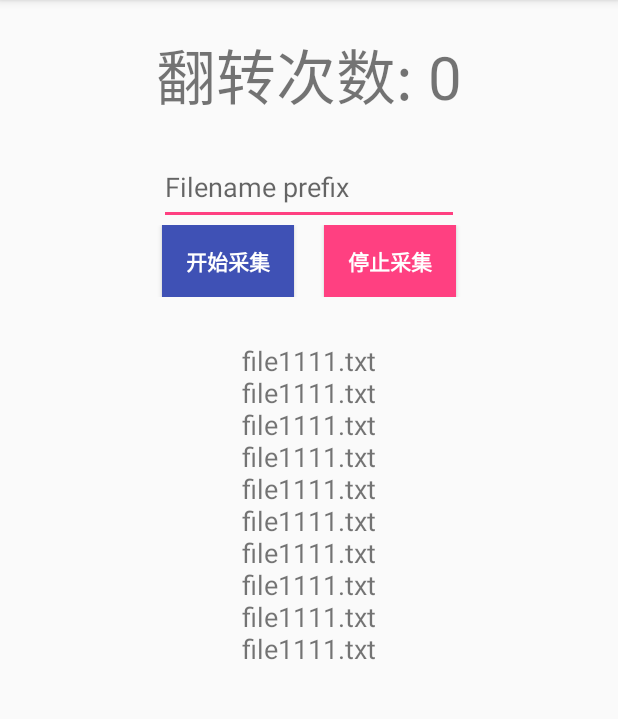
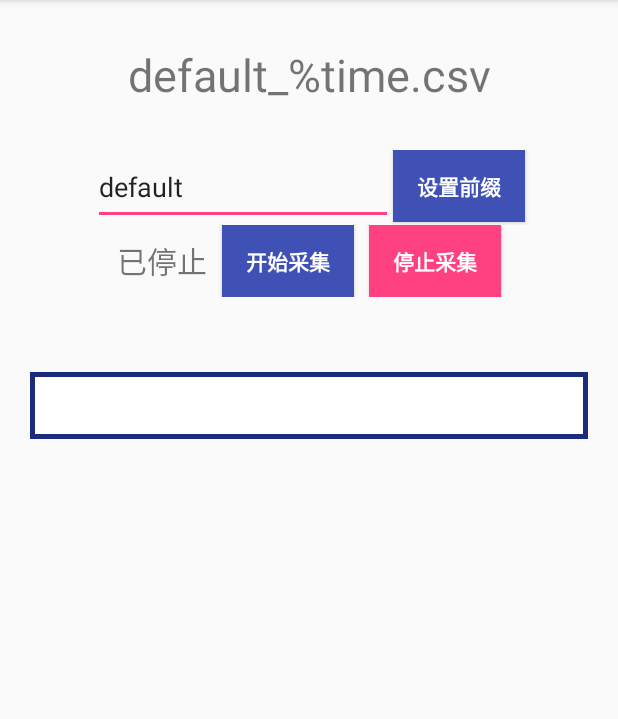
Before and after one commit to liziwl/Mobile-project, an Android app: the screen it shows after launch (MainActivity), on a phone screen of 412 x 824 dp, the part 84-803 px from its top. Run offline under Robolectric (Android 15) with nearby library versions, the phone set to English and light mode, and no system bars.

Commit message:
format UI

```diff
--- a/SenseLFlip/SenseFlip/src/main/java/com/liziwl/senseflip/MainActivity.java
+++ b/SenseLFlip/SenseFlip/src/main/java/com/liziwl/senseflip/MainActivity.java
@@ -7,29 +7,37 @@ import android.hardware.Sensor;
 import android.hardware.SensorEvent;
 import android.hardware.SensorEventListener;
 import android.hardware.SensorManager;
-import android.os.Build;
-import android.os.Environment;
-import android.support.annotation.RequiresApi;
 import android.support.v4.app.ActivityCompat;
 import android.support.v7.app.AppCompatActivity;
 import android.os.Bundle;
-import android.text.method.ScrollingMovementMethod;
-import android.util.Log;
+import android.view.View;
+import android.widget.Button;
+import android.widget.EditText;
 import android.widget.TextView;
 
-import java.io.BufferedWriter;
-import java.io.File;
-import java.io.FileOutputStream;
-import java.io.FileWriter;
-import java.io.OutputStreamWriter;
+
 import java.text.SimpleDateFormat;
 import java.util.Date;
 
 public class MainActivity extends AppCompatActivity {
     SensorManager mSensorManager = null;
     AccelerometerSilentListener mAccelerometerSilentListener = null;
-    private TextView tvSense;
+    private TextView tvSampleFileName; // 文件名样例显示框
+    private EditText editText; // 文件名前缀输入框
+    private Button set_prefix; // 设置文件名前缀
+    private String prefix; // 文件名前缀存储
+    private String filename_now; // 当前文件名
+
+
+    private TextView status_tv; // 状态文字显示
+    private boolean isRunning; // 状态记录
+    private Button start_btn; // 开始记录按钮
+    private Button end_btn; // 中止记录按钮
+
+    private TextView log_tv; // 历史文件名log显示
+
     private int filp_times = 0;
+
 
     private static final String DEFAULT_FILENAME = "SenseFlip_log.txt";
     private static final int REQUEST_EXTERNAL_STORAGE = 1;
@@ -42,31 +50,78 @@ public class MainActivity extends AppCompatActivity {
     protected void onCreate(Bundle savedInstanceState) {
         super.onCreate(savedInstanceState);
         setContentView(R.layout.activity_main);
-        tvSense = findViewById(R.id.tv_sense);
+        tvSampleFileName = findViewById(R.id.tv_sample_filename);
         verifyStoragePermissions(this);
-        Log.d("???", Environment.getExternalStorageDirectory().toString());
+
 
         filp_times = 0;
 
+        // 注册传感器
         mSensorManager = (SensorManager) getSystemService(Context.SENSOR_SERVICE);
-        Sensor sensor = mSensorManager.getDefaultSensor(Sensor.TYPE_ACCELEROMETER);
+        Sensor sensor = mSensorManager.getDefaultSensor(Sensor.TYPE_LINEAR_ACCELERATION);
         mAccelerometerSilentListener = new AccelerometerSilentListener();
-        mSensorManager.registerListener(mAccelerometerSilentListener, sensor, SensorManager.SENSOR_DELAY_NORMAL);
-        tvSense.setText(String.format("翻转次数: %d", filp_times));
+        mSensorManager.registerListener(mAccelerometerSilentListener, sensor, SensorManager.SENSOR_DELAY_FASTEST);
+
+
+        tvSampleFileName.setText(String.format("翻转次数: %d", filp_times));
         SimpleDateFormat simpleDateFormat = new SimpleDateFormat("yyyy-MM-dd HH:mm:ss");// HH:mm:ss
         Date date = new Date(System.currentTimeMillis());
-        writeToFile(String.format("%s: %s", simpleDateFormat.format(date), tvSense.getText().toString()));
+        util.writeToFile(
+                String.format("%s: %s", simpleDateFormat.format(date), tvSampleFileName.getText().toString()),
+                DEFAULT_FILENAME);
 
-        TextView log_tv = findViewById(R.id.log_filename);
-        log_tv.setMovementMethod(ScrollingMovementMethod.getInstance());
-        String test_st = "";
-        for (int i = 0; i < 50; i++) {
-            test_st = test_st + "file1111.txt\n";
-        }
-        log_tv.setText(test_st);
+        set_prefix = findViewById(R.id.update_filename);
+        editText = findViewById(R.id.filename_prefix);
 
+        set_prefix.setOnClickListener(new View.OnClickListener() {
+            @Override
+            public void onClick(View view) {
+                String _prefix = editText.getText().toString();
+                updatePrefix(_prefix);
+            }
+        });
+        set_prefix.performClick();
+
+
+        status_tv = findViewById(R.id.status);
+        start_btn = findViewById(R.id.start);
+        start_btn.setOnClickListener(new View.OnClickListener() {
+            @Override
+            public void onClick(View view) {
+                if (!isRunning) {
+                    filename_now = util.fileNameFormater(prefix);
+                    status_tv.setText(R.string.running);
+                    addLog(filename_now);
+                    isRunning = true;
+                }
+            }
+        });
+
+        end_btn = findViewById(R.id.end);
+        end_btn.setOnClickListener(new View.OnClickListener() {
+            @Override
+            public void onClick(View view) {
+                status_tv.setText(R.string.stopped);
+                isRunning = false;
+            }
+        });
+        end_btn.performClick();
+
+        log_tv = findViewById(R.id.log_filename);
     }
 
+    public void addLog(String line) {
+        String old = log_tv.getText().toString();
+        old = line + "\n" + old;
+        log_tv.setText(old);
+    }
+
+    protected void updatePrefix(String new_prefix) {
+        new_prefix = new_prefix.trim();
+        String filename = new_prefix + "_%time" + ".csv";
+        tvSampleFileName.setText(filename);
+        prefix = new_prefix;
+    }
 
     @Override
     protected void onDestroy() {
@@ -132,10 +187,11 @@ public class MainActivity extends AppCompatActivity {
             if (is_now_up != isUp) {
 //                Log.d("!!!", String.format("shake x%.2f y%.2f z%.2f", x, y, z));
                 filp_times++;
-                tvSense.setText(String.format("翻转次数: %d", filp_times));
+                tvSampleFileName.setText(String.format("翻转次数: %d", filp_times));
                 isUp = is_now_up;
-                writeToFile(String.format("%s: %s", simpleDateFormat.format(date), tvSense.getText().toString()));
-
+                util.writeToFile(
+                        String.format("%s: %s", simpleDateFormat.format(date), tvSampleFileName.getText().toString()),
+                        DEFAULT_FILENAME);
             }
         }
 
@@ -160,21 +216,5 @@ public class MainActivity extends AppCompatActivity {
         }
     }
 
-    public static void writeToFile(String context) {
-        try {
-            File file = new File(Environment.getExternalStorageDirectory(),
-                    DEFAULT_FILENAME);
-            //第二个参数意义是说是否以append方式添加内容
-            BufferedWriter bw = new BufferedWriter(
-                    new OutputStreamWriter(
-                            new FileOutputStream(file, true), "UTF-8"));
-            bw.write(context);
-            bw.write(System.lineSeparator());
-            bw.flush();
-        } catch (Exception e) {
-            e.printStackTrace();
-        }
-    }
-
 
 }
--- /dev/null
+++ b/SenseLFlip/SenseFlip/src/main/java/com/liziwl/senseflip/util.java
@@ -0,0 +1,43 @@
+package com.liziwl.senseflip;
+
+import android.os.Environment;
+
+import java.io.BufferedWriter;
+import java.io.File;
+import java.io.FileOutputStream;
+import java.io.OutputStreamWriter;
+import java.text.SimpleDateFormat;
+import java.util.Date;
+
+public class util {
+    public static String getNowTime() {
+        SimpleDateFormat simpleDateFormat = new SimpleDateFormat("MMddHHmmssSSS");
+        Date date = new Date(System.currentTimeMillis());
+        return simpleDateFormat.format(date);
+    }
+
+    public static String fileNameFormater(String prefix) {
+        return prefix + "_" + getNowTime() + ".csv";
+    }
+
+    public static String joinPath(String baseFilename) {
+        File dir = Environment.getExternalStoragePublicDirectory(Environment.DIRECTORY_DOWNLOADS);
+        File base = new File(dir, baseFilename);
+        return base.getAbsolutePath();
+    }
+
+    public static void writeToFile(String context, String baseFilename) {
+        try {
+            File file = new File(joinPath(baseFilename));
+            //第二个参数意义是说是否以append方式添加内容
+            BufferedWriter bw = new BufferedWriter(
+                    new OutputStreamWriter(
+                            new FileOutputStream(file, true), "UTF-8"));
+            bw.write(context);
+            bw.write(System.lineSeparator());
+            bw.flush();
+        } catch (Exception e) {
+            e.printStackTrace();
+        }
+    }
+}
--- a/SenseLFlip/SenseFlip/src/main/res/drawable/border.xml
+++ b/SenseLFlip/SenseFlip/src/main/res/drawable/border.xml
@@ -1,7 +1,8 @@
 <?xml version="1.0" encoding="utf-8"?>
-<selector xmlns:android="http://schemas.android.com/apk/res/android">
-    <shape xmlns:android="http://schemas.android.com/apk/res/android" android:shape="rectangle">
-        <solid android:color="#ffffff" />
-        <stroke android:width="1dip" android:color="#4fa5d5" />
-    </shape>
-</selector>
+<shape xmlns:android="http://schemas.android.com/apk/res/android"
+    android:shape="rectangle">
+    <solid android:color="#FFFFFF" />
+    <stroke
+        android:width="3dp"
+        android:color="#1D2B7C" />
+</shape>
--- a/SenseLFlip/SenseFlip/src/main/res/layout/activity_main.xml
+++ b/SenseLFlip/SenseFlip/src/main/res/layout/activity_main.xml
@@ -9,11 +9,17 @@
     tools:context="com.liziwl.senseflip.MainActivity">
 
     <TextView
-        android:id="@+id/tv_sense"
+        android:id="@+id/tv_sample_filename"
         android:layout_width="match_parent"
         android:layout_height="100dp"
         android:gravity="center"
-        android:textSize="40sp" />
+        android:textSize="30sp" />
+
+    <TableRow
+        android:layout_width="match_parent"
+        android:layout_height="wrap_content"
+        android:gravity="center_horizontal"
+        android:orientation="vertical">
 
         <EditText
             android:id="@+id/filename_prefix"
@@ -22,13 +28,38 @@
             android:ems="10"
             android:hint="@string/file_prefix_hint"
             android:inputType="text"
-        android:singleLine="true" />
+            android:singleLine="true"
+            android:text="@string/default_prefix_filename" />
+
+        <Button
+            android:id="@+id/update_filename"
+            android:layout_width="wrap_content"
+            android:layout_height="wrap_content"
+            android:layout_gravity="end"
+            android:background="@color/colorPrimary"
+            android:text="@string/set_name"
+            android:textColor="#FFFFFF"
+            android:textStyle="bold" />
+
+    </TableRow>
 
     <TableRow
         android:layout_width="match_parent"
         android:layout_height="wrap_content"
         android:gravity="center_horizontal"
         android:orientation="vertical">
+
+        <TextView
+            android:id="@+id/status"
+            android:layout_width="wrap_content"
+            android:layout_height="wrap_content"
+            android:layout_gravity="center_vertical"
+            android:textSize="20sp"
+            android:text="@string/stopped" />
+
+        <Space
+            android:layout_width="10dp"
+            android:layout_height="wrap_content" />
 
         <Button
             android:id="@+id/start"
@@ -41,7 +72,7 @@
             android:textStyle="bold" />
 
         <Space
-            android:layout_width="20dp"
+            android:layout_width="10dp"
             android:layout_height="wrap_content" />
 
         <Button
@@ -60,17 +91,21 @@
         android:layout_width="wrap_content"
         android:layout_height="30dp" />
 
+    <ScrollView
+        android:layout_width="match_parent"
+        android:layout_height="wrap_content"
+        android:layout_margin="20dp"
+        android:padding="10dp"
+        android:background="@drawable/border"
+        android:scrollbars="vertical">
+
         <TextView
             android:id="@+id/log_filename"
             android:layout_width="match_parent"
             android:layout_height="wrap_content"
-        android:maxLines="10"
-        android:scrollbars="vertical"
             android:singleLine="false"
-        android:text="test"
-        android:textAlignment="center"
-        android:textSize="18sp"
-        android:background="@drawable/border" />
+            android:textSize="18sp" />
+    </ScrollView>
 
 
 </LinearLayout>
--- a/SenseLFlip/SenseFlip/src/main/res/values/strings.xml
+++ b/SenseLFlip/SenseFlip/src/main/res/values/strings.xml
@@ -1,7 +1,11 @@
 <resources>
     <string name="app_name">One auth</string>
+    <string name="set_name">设置前缀</string>
     <string name="start">开始采集</string>
     <string name="end">停止采集</string>
     <string name="file_prefix_hint">Filename prefix</string>
+    <string name="default_prefix_filename">default</string>
+    <string name="stopped">已停止</string>
+    <string name="running">正录制</string>
 
 </resources>
```
Lines whose indentation alone changed are shown as unchanged.
